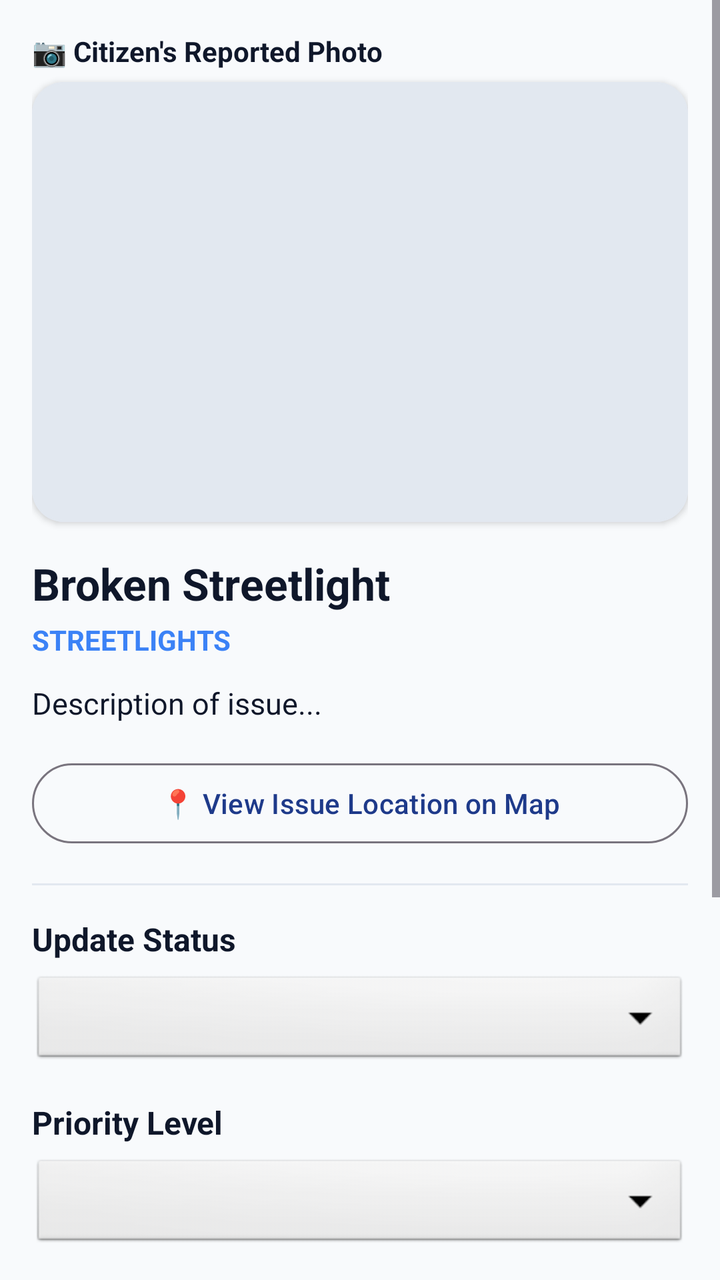
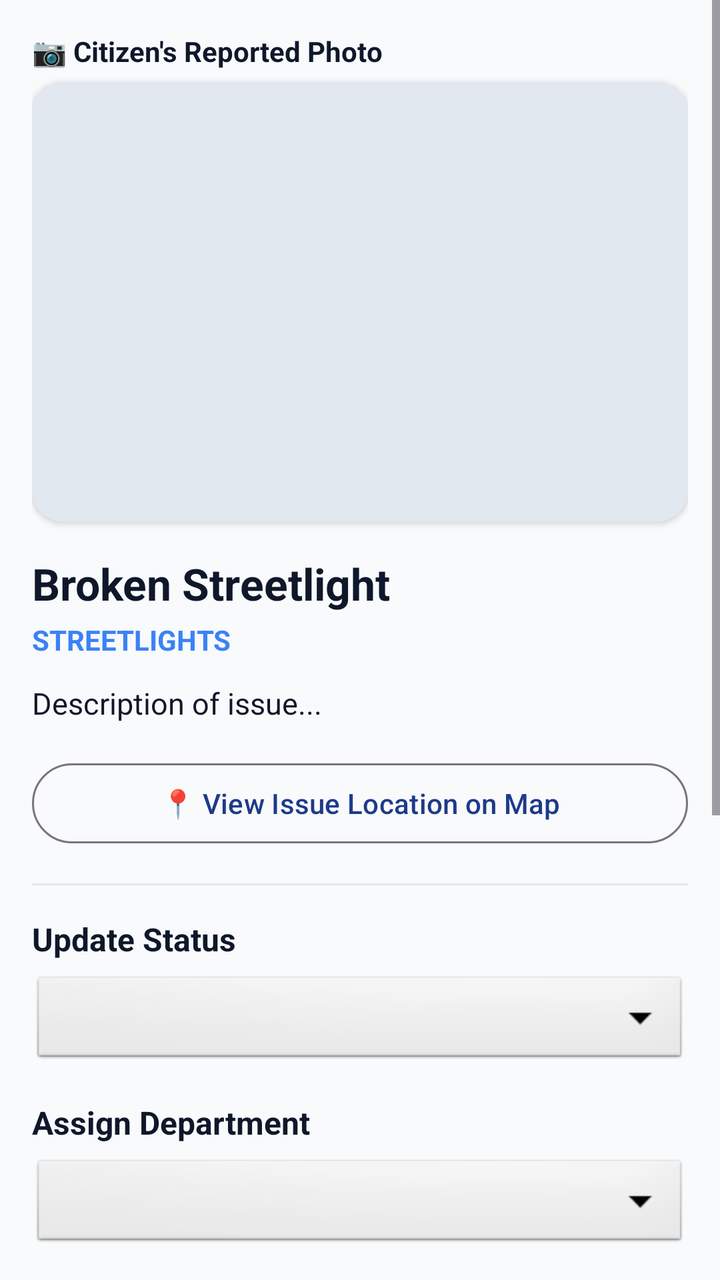

An Android layout rendered at two revisions. The XML below is the earlier revision; the diff shows what the commit changed to produce the second picture.
<!-- AndroidManifest.xml: application theme Theme.MunicipalCitizenApp -->
<!-- res/layout/activity_officer_complaint_details.xml -->
<?xml version="1.0" encoding="utf-8"?>
<ScrollView xmlns:android="http://schemas.android.com/apk/res/android"
    xmlns:app="http://schemas.android.com/apk/res-auto"
    android:layout_width="match_parent"
    android:layout_height="match_parent"
    android:background="@color/bg_light">

    <LinearLayout
        android:layout_width="match_parent"
        android:layout_height="wrap_content"
        android:orientation="vertical"
        android:padding="16dp">

        <TextView
            android:layout_width="wrap_content"
            android:layout_height="wrap_content"
            android:text="📷 Citizen's Reported Photo"
            android:textSize="14sp"
            android:textStyle="bold"
            android:textColor="@color/black"
            android:layout_marginBottom="6dp" />

        <com.google.android.material.card.MaterialCardView
            android:layout_width="match_parent"
            android:layout_height="wrap_content"
            app:cardCornerRadius="16dp"
            app:cardElevation="2dp"
            app:strokeWidth="1dp"
            app:strokeColor="@color/card_stroke"
            android:layout_marginBottom="16dp">

            <ImageView
                android:id="@+id/ivDetailPhoto"
                android:layout_width="match_parent"
                android:layout_height="220dp"
                android:scaleType="centerCrop"
                android:background="#E2E8F0" />
        </com.google.android.material.card.MaterialCardView>

        <TextView
            android:id="@+id/tvDetailTitle"
            android:layout_width="match_parent"
            android:layout_height="wrap_content"
            android:text="Broken Streetlight"
            android:textSize="22sp"
            android:textStyle="bold"
            android:textColor="@color/black" />

        <TextView
            android:id="@+id/tvDetailCategory"
            android:layout_width="wrap_content"
            android:layout_height="wrap_content"
            android:text="STREETLIGHTS"
            android:textColor="@color/primary_light"
            android:textStyle="bold"
            android:layout_marginTop="4dp" />

        <TextView
            android:id="@+id/tvDetailDescription"
            android:layout_width="match_parent"
            android:layout_height="wrap_content"
            android:layout_marginTop="12dp"
            android:text="Description of issue..."
            android:textColor="@color/black"
            android:textSize="15sp" />

        <Button
            android:id="@+id/btnViewMap"
            style="@style/Widget.Material3.Button.OutlinedButton"
            android:layout_width="match_parent"
            android:layout_height="wrap_content"
            android:text="📍 View Issue Location on Map"
            android:layout_marginTop="16dp" />

        <View
            android:layout_width="match_parent"
            android:layout_height="1dp"
            android:background="@color/card_stroke"
            android:layout_marginVertical="16dp" />

        <TextView
            android:layout_width="wrap_content"
            android:layout_height="wrap_content"
            android:text="Update Status"
            android:textStyle="bold"
            android:textColor="@color/black"
            android:textSize="16sp"
            android:layout_marginBottom="6dp" />

        <Spinner
            android:id="@+id/spinnerStatus"
            android:layout_width="match_parent"
            android:layout_height="48dp"
            android:background="@android:drawable/btn_dropdown"
            android:layout_marginBottom="16dp" />

        <TextView
            android:layout_width="wrap_content"
            android:layout_height="wrap_content"
            android:text="Priority Level"
            android:textStyle="bold"
            android:textColor="@color/black"
            android:textSize="16sp"
            android:layout_marginBottom="6dp" />

        <Spinner
            android:id="@+id/spinnerPriority"
            android:layout_width="match_parent"
            android:layout_height="48dp"
            android:background="@android:drawable/btn_dropdown"
            android:layout_marginBottom="16dp" />

        <TextView
            android:layout_width="wrap_content"
            android:layout_height="wrap_content"
            android:text="Resolution Notes"
            android:textStyle="bold"
            android:textColor="@color/black"
            android:textSize="16sp"
            android:layout_marginBottom="6dp" />

        <com.google.android.material.textfield.TextInputLayout
            android:layout_width="match_parent"
            android:layout_height="wrap_content"
            style="@style/Widget.Material3.TextInputLayout.OutlinedBox"
            android:layout_marginBottom="16dp">
            <com.google.android.material.textfield.TextInputEditText
                android:id="@+id/etResolutionNotes"
                android:layout_width="match_parent"
                android:layout_height="wrap_content"
                android:hint="Add internal notes on repair..."
                android:inputType="textMultiLine"
                android:lines="3"
                android:gravity="top" />
        </com.google.android.material.textfield.TextInputLayout>

        <Button
            android:id="@+id/btnTakeResolvedPhoto"
            style="@style/Widget.Material3.Button.OutlinedButton"
            android:layout_width="match_parent"
            android:layout_height="wrap_content"
            android:text="📷 Take Resolution Proof Photo (After)"
            android:layout_marginBottom="12dp" />

        <com.google.android.material.card.MaterialCardView
            android:id="@+id/cardResolvedPhotoPreview"
            android:layout_width="match_parent"
            android:layout_height="wrap_content"
            app:cardCornerRadius="16dp"
            app:cardElevation="2dp"
            app:strokeWidth="1dp"
            app:strokeColor="@color/card_stroke"
            android:layout_marginBottom="16dp"
            android:visibility="gone">
            <ImageView
                android:id="@+id/ivResolvedPhotoPreview"
                android:layout_width="match_parent"
                android:layout_height="180dp"
                android:scaleType="centerCrop" />
        </com.google.android.material.card.MaterialCardView>

        <Button
            android:id="@+id/btnUpdateStatus"
            android:layout_width="match_parent"
            android:layout_height="52dp"
            android:text="UPDATE STATUS"
            android:textSize="15sp" />

    </LinearLayout>
</ScrollView>
<!-- resources referenced by this layout -->
<resources>
  <color name="bg_light">#F8FAFC</color>
  <color name="black">#0F172A</color>
  <color name="card_stroke">#E2E8F0</color>
  <color name="primary_light">#3B82F6</color>
  <style name="Theme.MunicipalCitizenApp" parent="Theme.Material3.Light.NoActionBar">
          <item name="colorPrimary">@color/primary_blue</item>
          <item name="colorOnPrimary">@color/white</item>
          <item name="colorPrimaryContainer">@color/purple_200</item>
          <item name="colorSecondary">@color/accent_teal</item>
          <item name="android:windowBackground">@color/bg_light</item>
          <item name="android:forceDarkAllowed" tools:targetApi="q">false</item>
      </style>
  <color name="primary_blue">#1E3A8A</color>
  <color name="white">#FFFFFF</color>
  <color name="purple_200">#93C5FD</color>
  <color name="accent_teal">#0D9488</color>
</resources>

<!-- the commit's change to res/layout/activity_officer_complaint_details.xml (unified diff, before → after) -->
@@ -97,6 +97,22 @@
         <TextView
             android:layout_width="wrap_content"
             android:layout_height="wrap_content"
+            android:text="Assign Department"
+            android:textStyle="bold"
+            android:textColor="@color/black"
+            android:textSize="16sp"
+            android:layout_marginBottom="6dp" />
+
+        <Spinner
+            android:id="@+id/spinnerDepartment"
+            android:layout_width="match_parent"
+            android:layout_height="48dp"
+            android:background="@android:drawable/btn_dropdown"
+            android:layout_marginBottom="16dp" />
+
+        <TextView
+            android:layout_width="wrap_content"
+            android:layout_height="wrap_content"
             android:text="Priority Level"
             android:textStyle="bold"
             android:textColor="@color/black"
